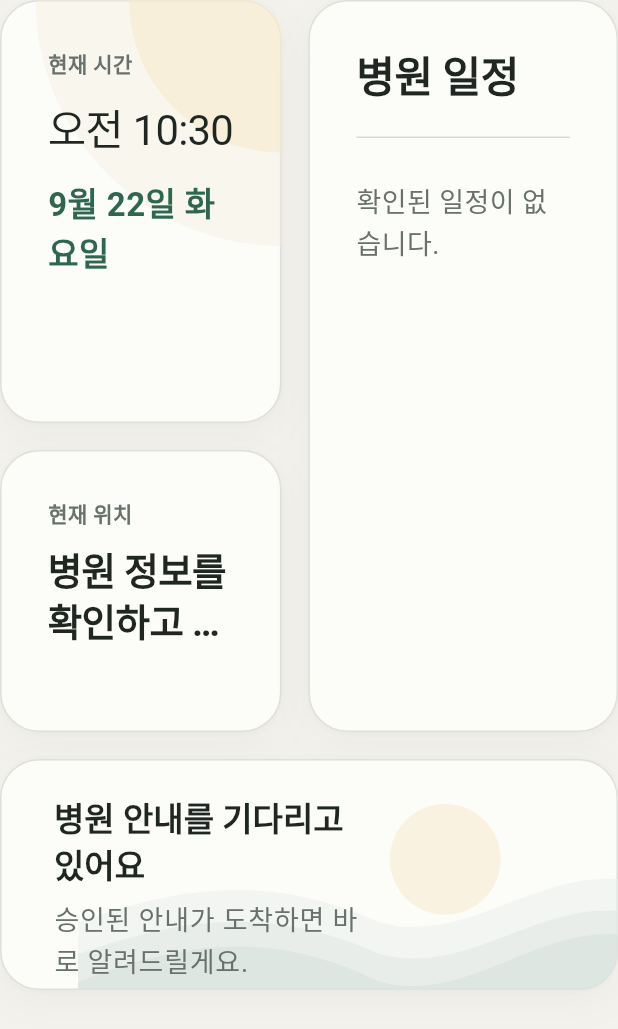
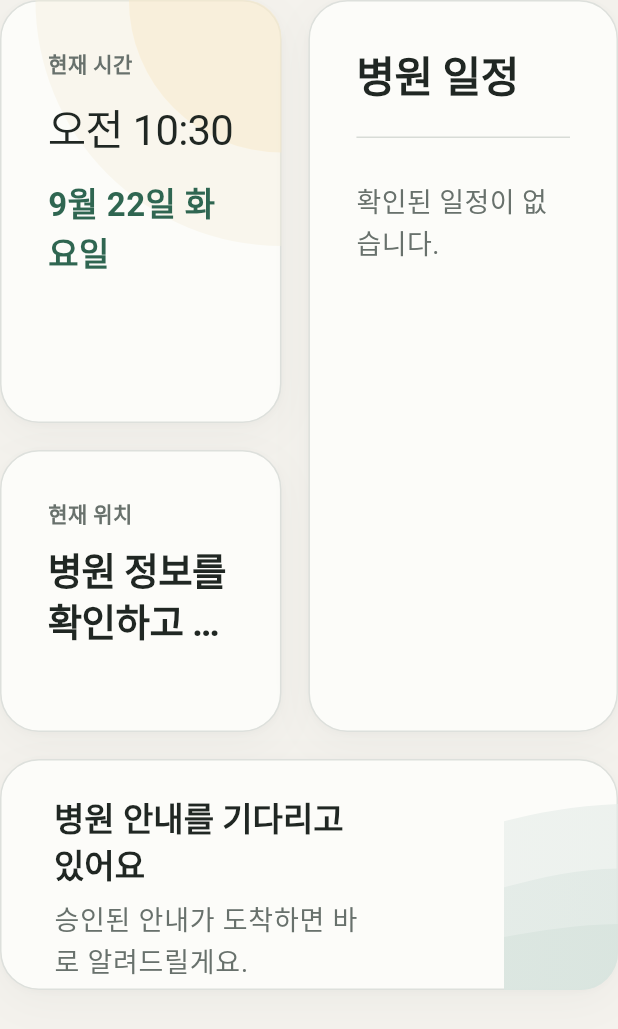
Before and after one commit to GracieRho/KoF5-TTS-delirium, a Flutter app: the _WideLayout widget shown alone on an empty page, opened directly with empty values, on a phone screen of 412 x 824 dp. Shown: the top 1029 px of the screen. Run offline on Flutter 3.47's test engine with Material 3 defaults, Android fonts, the light colour scheme and no system bars; our stand-ins replace flutter_svg; missing offline and left inert: record; Roboto replaces fonts that are missing (Pretendard).

Commit message:
feat: refine patient guidance artwork

```diff
--- a/apps/patient_ipad/lib/screens/bedside_screen.dart
+++ b/apps/patient_ipad/lib/screens/bedside_screen.dart
@@ -137,8 +137,10 @@ class _WideLayout extends StatelessWidget {
               clipBehavior: Clip.none,
               children: [
                 const Positioned(
+                  left: 300,
                   right: -36,
                   bottom: -24,
+                  height: 154,
                   child: GuidanceLandscapeArtwork(),
                 ),
                 FractionallySizedBox(
@@ -198,8 +200,10 @@ class _StackedLayout extends StatelessWidget {
             clipBehavior: Clip.none,
             children: [
               const Positioned(
-                right: -88,
+                left: 190,
+                right: -24,
                 bottom: -24,
+                height: 166,
                 child: GuidanceLandscapeArtwork(),
               ),
               FractionallySizedBox(
--- a/apps/patient_ipad/lib/widgets/ambient_artwork.dart
+++ b/apps/patient_ipad/lib/widgets/ambient_artwork.dart
@@ -1,4 +1,5 @@
 import 'package:flutter/material.dart';
+import 'package:flutter_svg/flutter_svg.dart';
 
 import '../theme/patient_theme.dart';
 
@@ -20,12 +21,14 @@ class GuidanceLandscapeArtwork extends StatelessWidget {
   const GuidanceLandscapeArtwork({super.key});
 
   @override
-  Widget build(BuildContext context) => const IgnorePointer(
-    child: SizedBox(
-      key: ValueKey('guidance-landscape-artwork'),
-      width: 360,
-      height: 132,
-      child: CustomPaint(painter: _GuidanceLandscapePainter()),
+  Widget build(BuildContext context) => IgnorePointer(
+    child: SizedBox.expand(
+      key: const ValueKey('guidance-landscape-artwork'),
+      child: SvgPicture.asset(
+        'assets/images/guidance_landscape.svg',
+        fit: BoxFit.cover,
+        alignment: Alignment.centerRight,
+      ),
     ),
   );
 }
@@ -50,71 +53,3 @@ class _TimeAmbientPainter extends CustomPainter {
   @override
   bool shouldRepaint(covariant CustomPainter oldDelegate) => false;
 }
-
-class _GuidanceLandscapePainter extends CustomPainter {
-  const _GuidanceLandscapePainter();
-
-  @override
-  void paint(Canvas canvas, Size size) {
-    canvas.drawCircle(
-      Offset(size.width * 0.68, size.height * 0.34),
-      size.height * 0.28,
-      Paint()..color = PatientColors.sunGlow,
-    );
-    _drawHorizon(
-      canvas,
-      size,
-      baseline: 0.66,
-      crest: 0.44,
-      color: PatientColors.horizonBack,
-    );
-    _drawHorizon(
-      canvas,
-      size,
-      baseline: 0.82,
-      crest: 0.60,
-      color: PatientColors.horizonMiddle,
-    );
-    _drawHorizon(
-      canvas,
-      size,
-      baseline: 0.96,
-      crest: 0.72,
-      color: PatientColors.horizonFront,
-    );
-  }
-
-  void _drawHorizon(
-    Canvas canvas,
-    Size size, {
-    required double baseline,
-    required double crest,
-    required Color color,
-  }) {
-    final path = Path()
-      ..moveTo(0, size.height * baseline)
-      ..cubicTo(
-        size.width * 0.22,
-        size.height * crest,
-        size.width * 0.38,
-        size.height * crest,
-        size.width * 0.56,
-        size.height * baseline,
-      )
-      ..cubicTo(
-        size.width * 0.72,
-        size.height * (baseline + 0.11),
-        size.width * 0.84,
-        size.height * (crest - 0.03),
-        size.width,
-        size.height * crest,
-      )
-      ..lineTo(size.width, size.height)
-      ..lineTo(0, size.height)
-      ..close();
-    canvas.drawPath(path, Paint()..color = color);
-  }
-
-  @override
-  bool shouldRepaint(covariant CustomPainter oldDelegate) => false;
-}
--- a/apps/patient_ipad/pubspec.yaml
+++ b/apps/patient_ipad/pubspec.yaml
@@ -9,6 +9,7 @@ environment:
 dependencies:
   flutter:
     sdk: flutter
+  flutter_svg: ^2.2.4
   record: ^6.2.1
 
 dev_dependencies:
@@ -19,6 +20,8 @@ dev_dependencies:
 
 flutter:
   uses-material-design: true
+  assets:
+    - assets/images/guidance_landscape.svg
   fonts:
     - family: Pretendard
       fonts:
```
Also changed, not shown: apps/patient_ipad/assets/images/guidance_landscape.svg (added), apps/patient_ipad/pubspec.lock, 2 other files.
